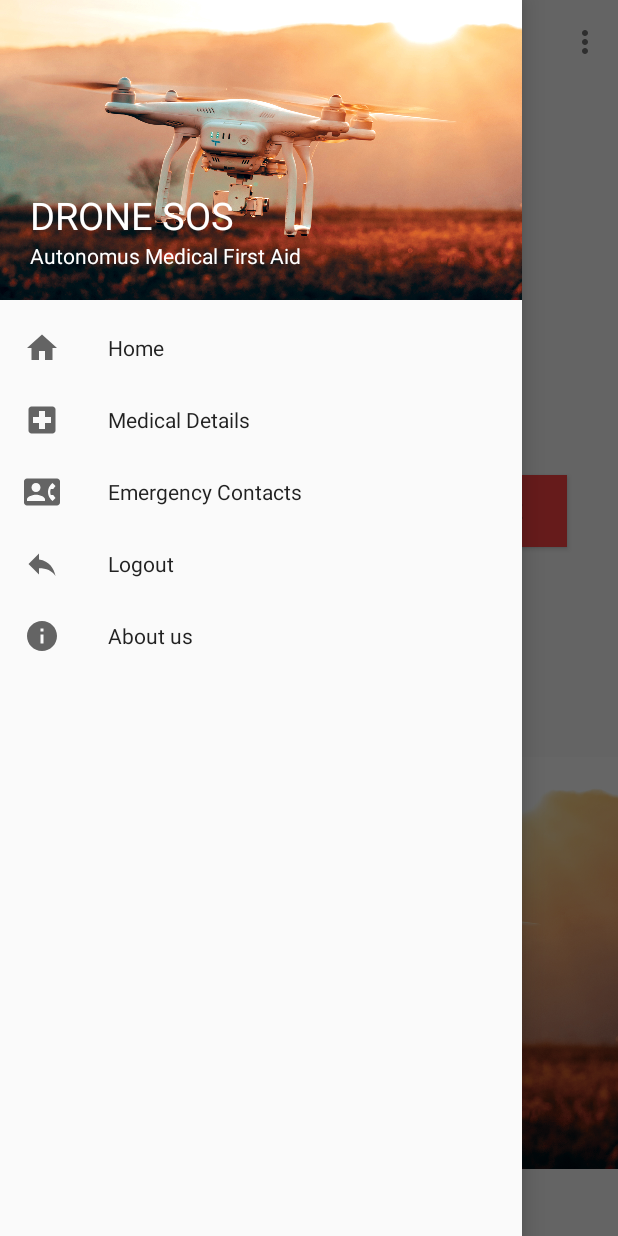
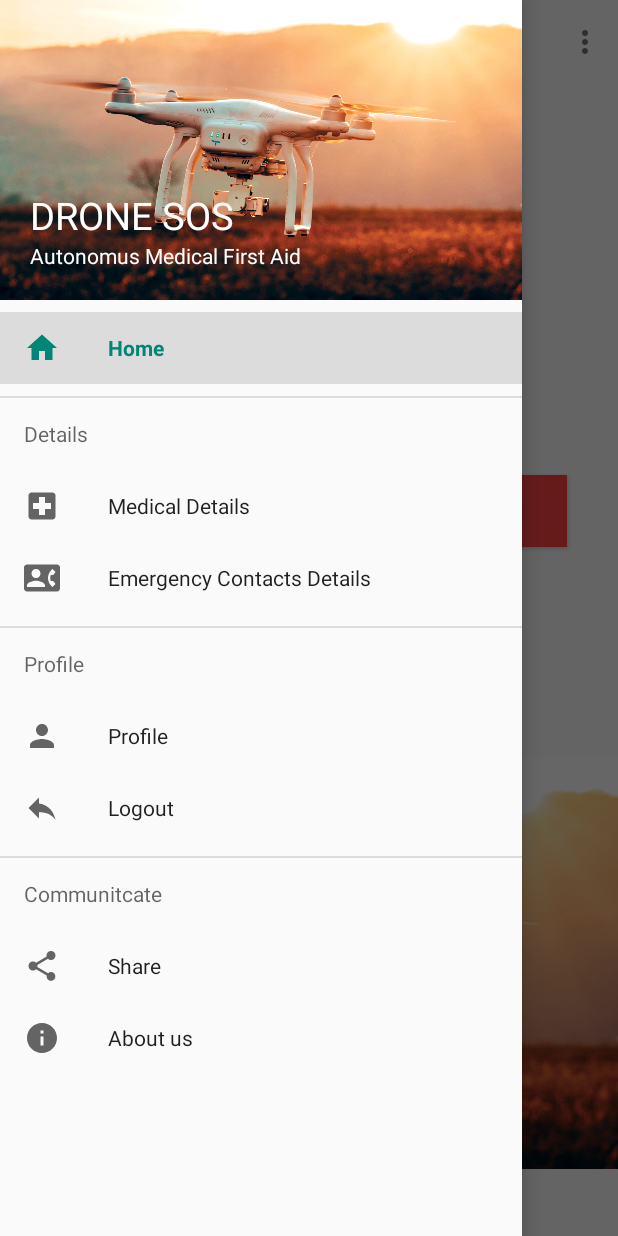
Before and after one commit to prathith/Drone-SoSapp, an Android app: the screen it shows after launch once a user with an empty profile is signed in (MainActivity), with the side drawer open, on a phone screen of 412 x 824 dp. Run offline under Robolectric (Android 15) with nearby library versions, the phone set to English and light mode, and no system bars; our stand-ins replace Firebase (no records; nobody signed in at launch, a user with empty details on screens opened directly); libraries missing offline, so code that uses them is left out: com.gun0912.tedpermission; 2 statements that could not run were skipped.

Commit message:
commit11

```diff
--- /dev/null
+++ b/app/src/main/res/drawable/ic_person_black_24dp.xml
@@ -0,0 +1,9 @@
+<vector xmlns:android="http://schemas.android.com/apk/res/android"
+        android:width="24dp"
+        android:height="24dp"
+        android:viewportWidth="24.0"
+        android:viewportHeight="24.0">
+    <path
+        android:fillColor="#FF000000"
+        android:pathData="M12,12c2.21,0 4,-1.79 4,-4s-1.79,-4 -4,-4 -4,1.79 -4,4 1.79,4 4,4zM12,14c-2.67,0 -8,1.34 -8,4v2h16v-2c0,-2.66 -5.33,-4 -8,-4z"/>
+</vector>
--- /dev/null
+++ b/app/src/main/res/drawable/ic_share_black_24dp.xml
@@ -0,0 +1,9 @@
+<vector xmlns:android="http://schemas.android.com/apk/res/android"
+        android:width="24dp"
+        android:height="24dp"
+        android:viewportWidth="24.0"
+        android:viewportHeight="24.0">
+    <path
+        android:fillColor="#FF000000"
+        android:pathData="M18,16.08c-0.76,0 -1.44,0.3 -1.96,0.77L8.91,12.7c0.05,-0.23 0.09,-0.46 0.09,-0.7s-0.04,-0.47 -0.09,-0.7l7.05,-4.11c0.54,0.5 1.25,0.81 2.04,0.81 1.66,0 3,-1.34 3,-3s-1.34,-3 -3,-3 -3,1.34 -3,3c0,0.24 0.04,0.47 0.09,0.7L8.04,9.81C7.5,9.31 6.79,9 6,9c-1.66,0 -3,1.34 -3,3s1.34,3 3,3c0.79,0 1.5,-0.31 2.04,-0.81l7.12,4.16c-0.05,0.21 -0.08,0.43 -0.08,0.65 0,1.61 1.31,2.92 2.92,2.92 1.61,0 2.92,-1.31 2.92,-2.92s-1.31,-2.92 -2.92,-2.92z"/>
+</vector>
--- a/app/src/main/res/layout/activity_main.xml
+++ b/app/src/main/res/layout/activity_main.xml
@@ -150,7 +150,9 @@
             app:layout_constraintBottom_toBottomOf="parent"
             app:layout_constraintEnd_toEndOf="parent"
             app:layout_constraintStart_toStartOf="parent"
-            app:layout_constraintTop_toTopOf="parent" />
+            app:layout_constraintTop_toTopOf="parent"
+            style="?attr/materialButtonOutlinedStyle"
+            />
 
 
     </androidx.constraintlayout.widget.ConstraintLayout>
--- a/app/src/main/res/menu/main_menu.xml
+++ b/app/src/main/res/menu/main_menu.xml
@@ -1,11 +1,54 @@
 <?xml version="1.0" encoding="utf-8"?>
 <menu xmlns:android="http://schemas.android.com/apk/res/android">
-
-    <item android:id="@+id/nav_home" android:title="Home" android:icon="@drawable/home"/>
-    <item android:id="@+id/nav_medical" android:title="Medical Details" android:icon="@drawable/ic_local_hospital_black_24dp"/>
-    <item android:id="@+id/nav_emergency" android:title="Emergency Contacts" android:icon="@drawable/ic_contact_phone_black_24dp"/>
-    <item android:id="@+id/nav_logout" android:title="Logout" android:icon="@drawable/ic_reply_black_24dp"/>
-    <item android:id="@+id/nav_info" android:title="About us" android:icon="@drawable/ic_info_black_24dp"/>
+    <group android:checkableBehavior="single">
+        <item
+            android:id="@+id/nav_home"
+            android:icon="@drawable/home"
+            android:title="Home" />
 
 
+    <group android:checkableBehavior="single">
+        <item android:title="Details">
+            <menu>
+                <item
+                    android:id="@+id/nav_medical"
+                    android:icon="@drawable/ic_local_hospital_black_24dp"
+                    android:title="Medical Details" />
+                <item
+                    android:id="@+id/nav_emergency"
+                    android:icon="@drawable/ic_contact_phone_black_24dp"
+                    android:title="Emergency Contacts Details" />
+            </menu>
+        </item>
+    </group>
+        <group android:checkableBehavior="single">
+            <item android:title="Profile">
+                <menu>
+                    <item
+                        android:id="@+id/nav_profile"
+                        android:icon="@drawable/ic_person_black_24dp"
+                        android:title="Profile" />
+                    <item
+                        android:id="@+id/nav_logout"
+                        android:icon="@drawable/ic_reply_black_24dp"
+                        android:title="Logout" />
+                </menu>
+            </item>
+        </group>
+
+        <group android:checkableBehavior="single">
+        <item android:title="Communitcate">
+            <menu>
+                <item
+                    android:id="@+id/Share"
+                    android:icon="@drawable/ic_share_black_24dp"
+                    android:title="Share" />
+                <item
+                    android:id="@+id/nav_info"
+                    android:icon="@drawable/ic_info_black_24dp"
+                    android:title="About us" />
+            </menu>
+        </item>
+    </group>
+    </group>
 </menu>
--- a/app/src/main/res/values/strings.xml
+++ b/app/src/main/res/values/strings.xml
@@ -1,5 +1,5 @@
 <resources>
-                                    <string name="app_name">SOS EMERGENCY DRONE </string>
+    <string name="app_name">SOS EMERGENCY DRONE </string>
     <string name="navigation_drawer_open">Open navigation drawer</string>
     <string name="navigation_drawer_close">Close navigation drawer</string>
 </resources>
```
Also changed, not shown: app/build.gradle (+4 -3 lines), app/src/main/AndroidManifest.xml (+8 -5 lines), app/src/main/java/com/example/myapplication/Emergency_Contacts.java (added, +14 -0 lines), app/src/main/java/com/example/myapplication/MainActivity.java (+34 -0 lines), app/src/main/java/com/example/myapplication/Medical_Details.java (added, +14 -0 lines), app/src/main/java/com/example/myapplication/Profile.java (added, +14 -0 lines), app/src/main/java/com/example/myapplication/info.java (added, +14 -0 lines), app/src/main/res/layout/activity_emergency__contacts.xml (added, +16 -0 lines), app/src/main/res/layout/activity_info.xml (added, +9 -0 lines), app/src/main/res/layout/activity_medical__details.xml (added, +16 -0 lines), app/src/main/res/layout/activity_profile.xml (added, +9 -0 lines).
